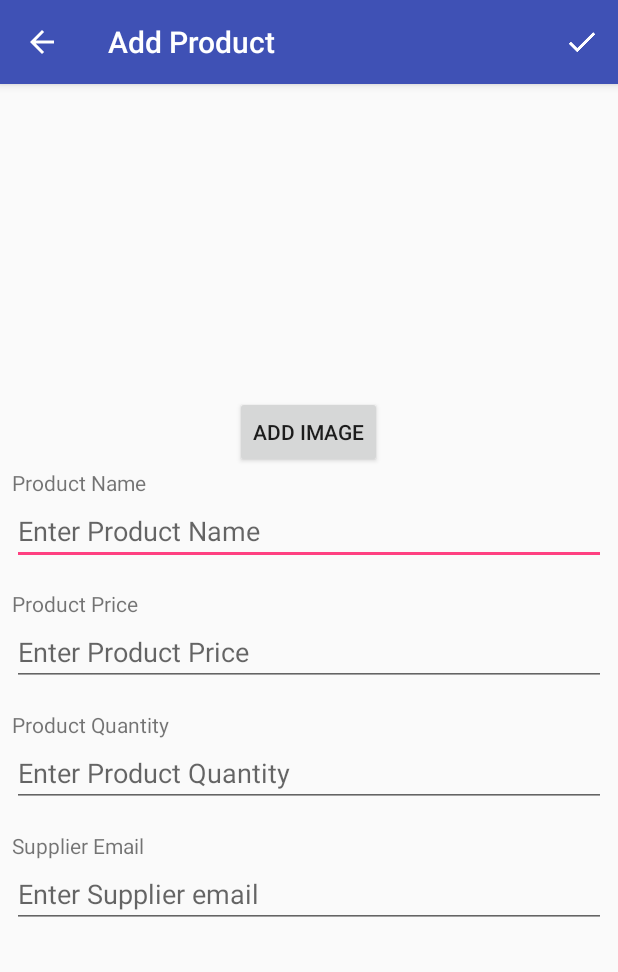
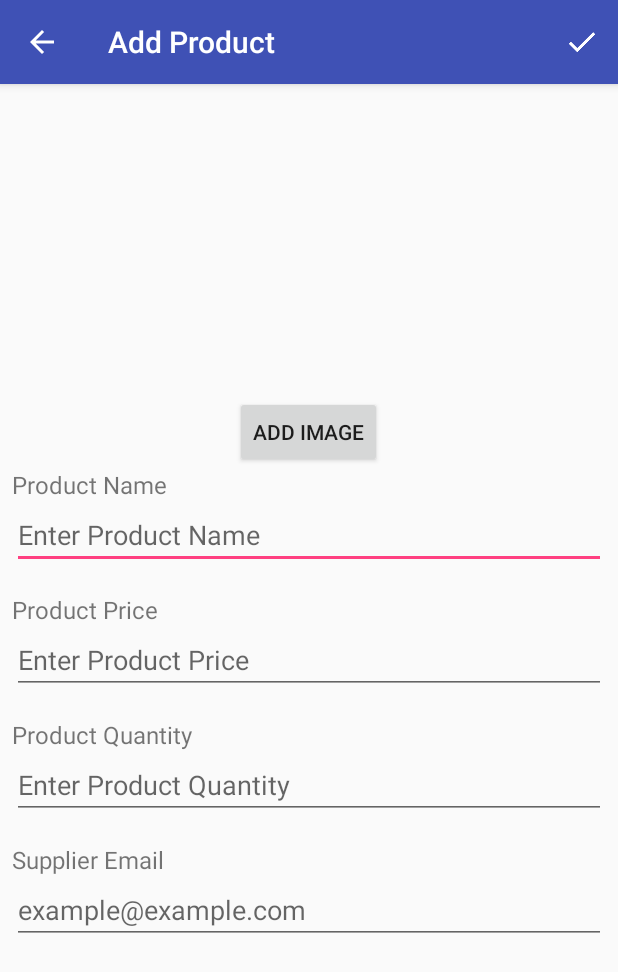
Before and after one commit to polash/InventoryApp, an Android app: the screen it shows after launch (AddProduct), after a tap on an icon or button, on a phone screen of 412 x 824 dp. Shown: the top 972 px of the screen. Run offline under Robolectric (Android 15) with nearby library versions, the phone set to English and light mode, and no system bars.

Commit message:
String data updated, with validation of all entry

```diff
--- a/app/src/main/java/com/sksanwar/inventoryapp/MainActivity.java
+++ b/app/src/main/java/com/sksanwar/inventoryapp/MainActivity.java
@@ -121,7 +121,6 @@ public class MainActivity extends AppCompatActivity
                 ProductEntry.COLUMN_PRODUCT_SALES,
                 ProductEntry.COLUMN_SUPPLIER_EMAIL,
                 ProductEntry.COLUMN_PRODUCT_PHOTO
-
         };
 
         return new CursorLoader(this,
--- a/app/src/main/java/com/sksanwar/inventoryapp/data/ProductProvider.java
+++ b/app/src/main/java/com/sksanwar/inventoryapp/data/ProductProvider.java
@@ -114,6 +114,7 @@ public class ProductProvider extends ContentProvider {
         String  photo = values.getAsString(ProductEntry.COLUMN_PRODUCT_PHOTO);
         if (photo == null) {
             throw new IllegalArgumentException("Product requires a photo");
+
         }
 
         SQLiteDatabase db = mDbHelper.getWritableDatabase();
--- a/app/src/main/res/layout/add_product_activity.xml
+++ b/app/src/main/res/layout/add_product_activity.xml
@@ -29,20 +29,24 @@
         <TextView
             android:layout_width="match_parent"
             android:layout_height="wrap_content"
-            android:text="@string/productName_label" />
+            android:text="@string/productName_label"
+            android:textSize="@dimen/text_size_16sp" />
 
         <EditText
             android:id="@+id/name_add_product_editText"
             android:layout_width="match_parent"
             android:layout_height="wrap_content"
+            android:capitalize="words"
             android:hint="@string/enterName_hint"
             android:maxLines="1"/>
 
         <TextView
+            android:id="@+id/textView"
             android:layout_width="match_parent"
             android:layout_height="wrap_content"
-            android:layout_marginTop="16dp"
-            android:text="@string/price_label" />
+            android:layout_marginTop="@dimen/margin_16dp"
+            android:text="@string/price_label"
+            android:textSize="@dimen/text_size_16sp" />
 
         <EditText
             android:id="@+id/price_add_product_editText"
@@ -55,8 +59,9 @@
         <TextView
             android:layout_width="match_parent"
             android:layout_height="wrap_content"
-            android:layout_marginTop="16dp"
-            android:text="@string/quantity_label2" />
+            android:layout_marginTop="@dimen/margin_16dp"
+            android:text="@string/quantity_label2"
+            android:textSize="@dimen/text_size_16sp" />
 
         <EditText
             android:id="@+id/quantity_add_product_editText"
@@ -69,8 +74,9 @@
         <TextView
             android:layout_width="match_parent"
             android:layout_height="wrap_content"
-            android:layout_marginTop="16dp"
-            android:text="@string/email_s" />
+            android:layout_marginTop="@dimen/margin_16dp"
+            android:text="@string/email_s"
+            android:textSize="@dimen/text_size_16sp" />
 
         <EditText
             android:id="@+id/supplier_add_product_editText"
--- a/app/src/main/res/values/strings.xml
+++ b/app/src/main/res/values/strings.xml
@@ -4,11 +4,22 @@
     <string name="save">save</string>
     <string name="insert_dummy_data">Insert Dummy Data</string>
 
-    <string name="error_updating_product">Error updating Product</string>
+    <string name="order_products">Please Order Products</string>
+    <string name="error_updating_product">Product Not Updated</string>
     <string name="empty_view_title_text">It\'s a bit lonely here...</string>
     <string name="empty_view_subtitle_text">Get started by adding a products</string>
     <string name="delete_dialog_msg">Delete All Products ?</string>
-
+    <string name="delete_this_product">Delete This Product ?</string>
+    <string name="product_saved_msg">Product Saved</string>
+    <string name="product_saved_without_img">Product Saved without Image</string>
+    <string name="notValid_entry">Not A Valid Entry</string>
+    <string name="product_exists_msg">Product Already Exists</string>
+    <string name="msg_all_data">Please Enter All Required Data</string>
+    <string name="take_photo">Take Photo</string>
+    <string name="add_photo">Add Photo!</string>
+    <string name="select_pic">Select Picture</string>
+    <string name="permission_msg">Please allow permission to access</string>
+    <string name="choose_from_library">Choose from Library</string>
     <string name="delete">Delete</string>
     <string name="cancel">Cancel</string>
     <string name="quantity_label">Quantity</string>
@@ -23,12 +34,13 @@
     <string name="quantity_label2">Product Quantity</string>
     <string name="quantity_hint">Enter Product Quantity</string>
     <string name="email_s">Supplier Email</string>
-    <string name="email_hint">Enter Supplier email</string>
+    <string name="email_hint">example@example.com</string>
+    <string name="valid_email">Not a Valid Email Address</string>
     <string name="price_label_lView">Price $</string>
     <string name="sell_btn">Sell</string>
     <string name="delete_products_failed">Error with deleting all products</string>
-    <string name="delete_products_successful">Products deleted</string>
-    <string name="error_saving_product">Error Saving Product</string>
+    <string name="delete_products_successful">Product deleted</string>
+    <string name="error_saving_product">Product Not Saved</string>
     <string name="product_saved">Product Saved</string>
     <string name="unsaved_changes_dialog_msg">Discard Changes and quit editing?</string>
     <string name="discard">Discard</string>
```
Also changed, not shown: app/src/main/java/com/sksanwar/inventoryapp/AddProduct.java (+99 -53 lines), app/src/main/java/com/sksanwar/inventoryapp/ProductCursorAdapter.java (+4 -4 lines), app/src/main/java/com/sksanwar/inventoryapp/ProductDetails.java (+12 -7 lines), app/src/main/java/com/sksanwar/inventoryapp/Utility.java (+2 -6 lines).
